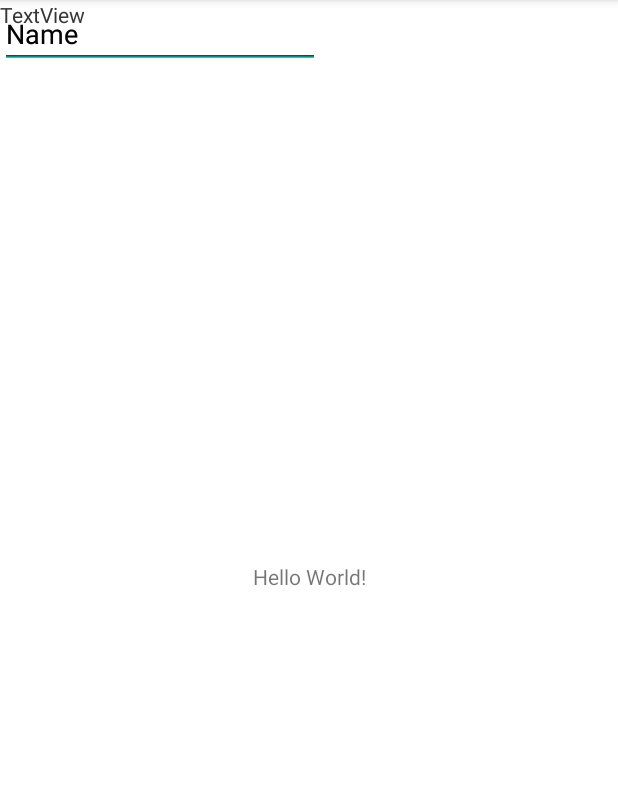
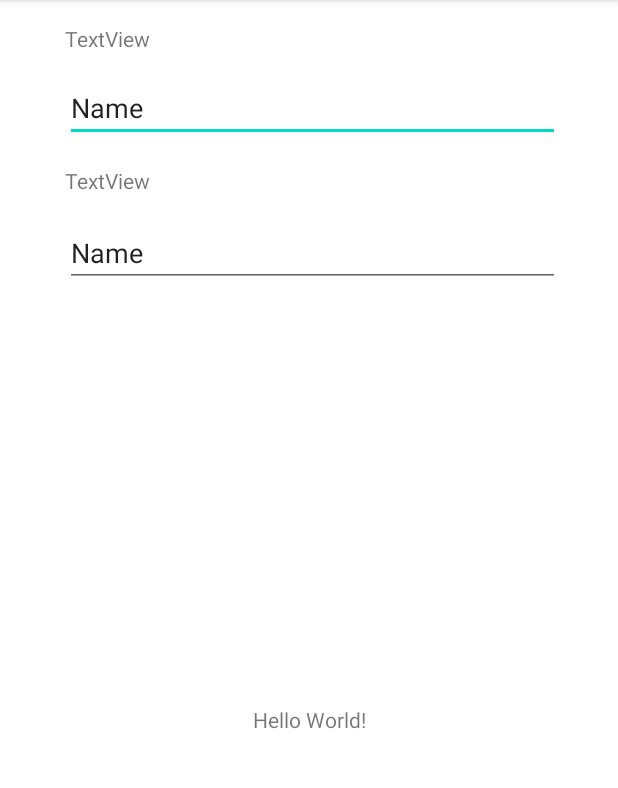
Before and after one commit to victorfs89/dcc196aula2, an Android app: the screen it shows after launch (MainActivity), on a phone screen of 412 x 824 dp, the part 84-872 px from its top. Run offline under Robolectric (Android 15) with nearby library versions, the phone set to English and light mode, and no system bars.

Commit message:
Ajuste do layout dos componentes

```diff
--- a/app/src/main/res/layout/activity_main.xml
+++ b/app/src/main/res/layout/activity_main.xml
@@ -7,48 +7,56 @@
     tools:context=".MainActivity">
 
     <TextView
+        android:id="@+id/textViewMensagem"
         android:layout_width="wrap_content"
         android:layout_height="wrap_content"
         android:text="Hello World!"
         app:layout_constraintBottom_toBottomOf="parent"
         app:layout_constraintLeft_toLeftOf="parent"
         app:layout_constraintRight_toRightOf="parent"
-        app:layout_constraintTop_toTopOf="parent" />
+        app:layout_constraintTop_toBottomOf="@+id/editTextTextPersonName2" />
 
     <TextView
         android:id="@+id/textView"
         android:layout_width="wrap_content"
         android:layout_height="wrap_content"
+        android:layout_marginStart="16dp"
+        android:layout_marginTop="16dp"
         android:text="TextView"
-        tools:layout_editor_absoluteX="35dp"
-        tools:layout_editor_absoluteY="28dp" />
+        app:layout_constraintEnd_toEndOf="parent"
+        app:layout_constraintHorizontal_bias="0.08"
+        app:layout_constraintStart_toStartOf="parent"
+        app:layout_constraintTop_toTopOf="parent" />
 
     <EditText
         android:id="@+id/editTextTextPersonName"
-        android:layout_width="wrap_content"
-        android:layout_height="wrap_content"
+        android:layout_width="330dp"
+        android:layout_height="43dp"
+        android:layout_marginTop="16dp"
         android:ems="10"
         android:inputType="textPersonName"
         android:text="Name"
-        tools:layout_editor_absoluteX="34dp"
-        tools:layout_editor_absoluteY="63dp" />
+        app:layout_constraintStart_toStartOf="@+id/textView"
+        app:layout_constraintTop_toBottomOf="@+id/textView" />
 
     <TextView
         android:id="@+id/textView2"
         android:layout_width="wrap_content"
         android:layout_height="wrap_content"
+        android:layout_marginTop="16dp"
         android:text="TextView"
-        tools:layout_editor_absoluteX="34dp"
-        tools:layout_editor_absoluteY="127dp" />
+        app:layout_constraintStart_toStartOf="@+id/editTextTextPersonName"
+        app:layout_constraintTop_toBottomOf="@+id/editTextTextPersonName" />
 
     <EditText
         android:id="@+id/editTextTextPersonName2"
-        android:layout_width="wrap_content"
-        android:layout_height="wrap_content"
+        android:layout_width="330dp"
+        android:layout_height="45dp"
+        android:layout_marginTop="16dp"
         android:ems="10"
         android:inputType="textPersonName"
         android:text="Name"
-        tools:layout_editor_absoluteX="34dp"
-        tools:layout_editor_absoluteY="178dp" />
+        app:layout_constraintStart_toStartOf="@+id/textView2"
+        app:layout_constraintTop_toBottomOf="@+id/textView2" />
 
 </androidx.constraintlayout.widget.ConstraintLayout>
```
